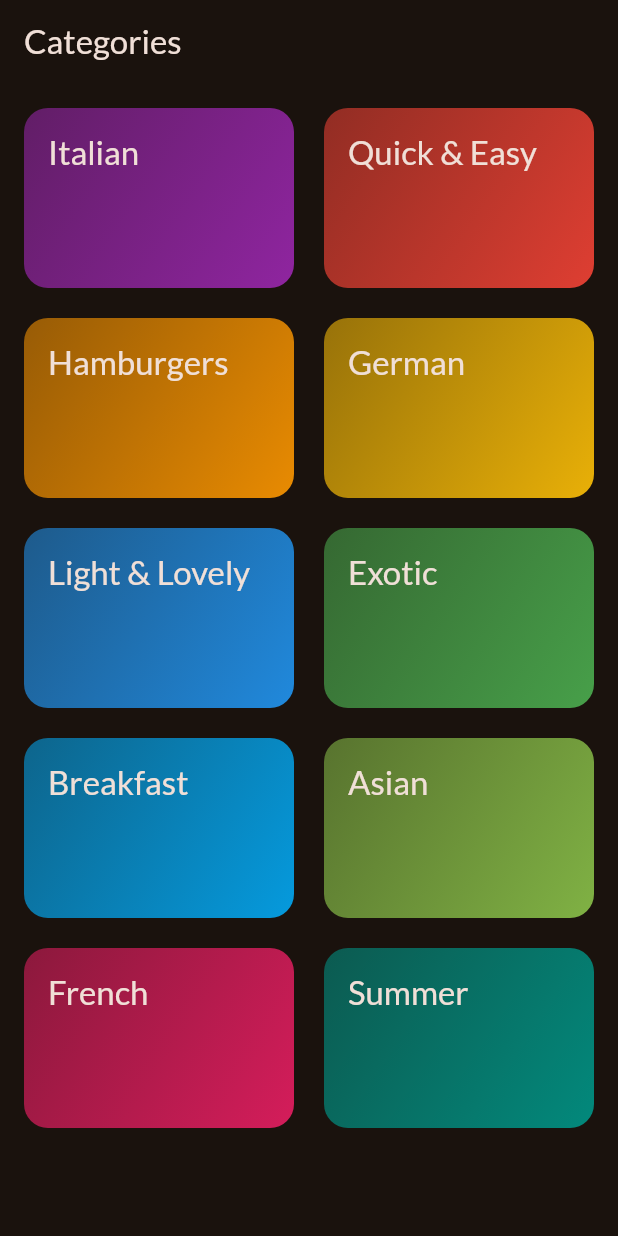
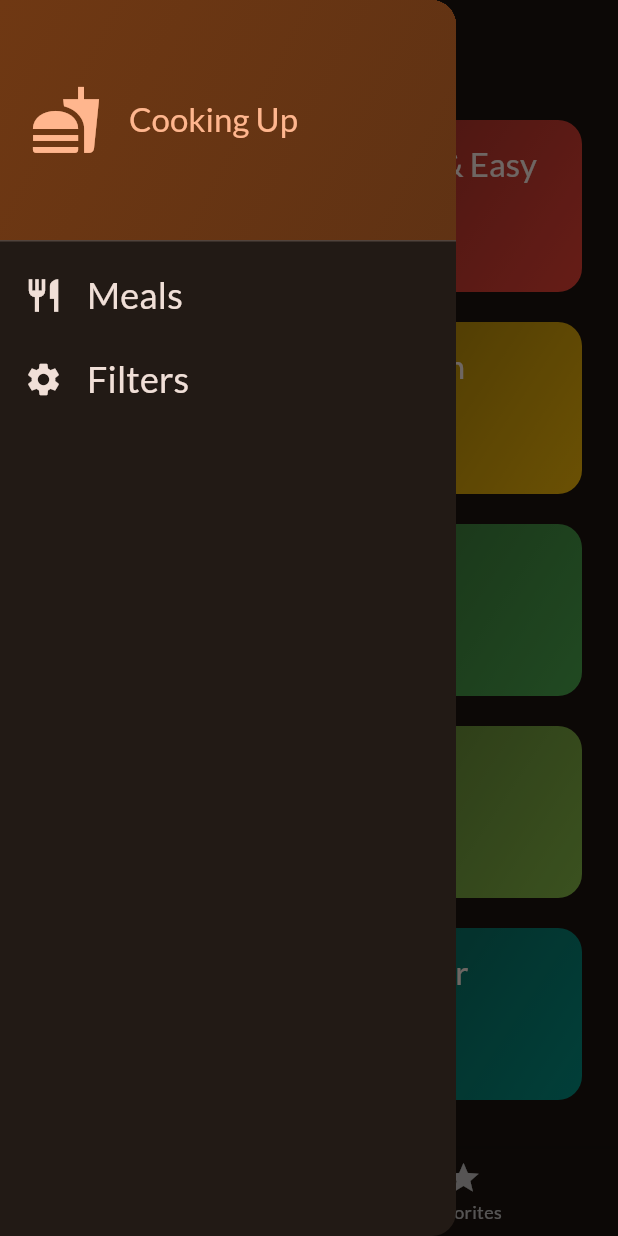
Before and after one commit to Varnitsaini12/meals, a Flutter app: the screen it shows after launch, with the side drawer open (before the commit the screen has no drawer), on a phone screen of 412 x 824 dp. Run offline on Flutter 3.47's test engine with Material 2 defaults, Android fonts, the phone set to English and light mode, and no system bars; our stand-ins replace google_fonts, transparent_image.

Commit message:
Initial app completed

```diff
--- a/lib/main.dart
+++ b/lib/main.dart
@@ -1,8 +1,7 @@
 import 'package:flutter/material.dart';
+import 'package:google_fonts/google_fonts.dart';
 
-import 'package:google_fonts/google_fonts.dart';
-import 'package:meals/pages/categories.dart';
-
+import 'package:meals/screens/tabs.dart';
 
 final theme = ThemeData(
   useMaterial3: true,
@@ -23,9 +22,8 @@ class App extends StatelessWidget {
   @override
   Widget build(BuildContext context) {
     return MaterialApp(
-      debugShowCheckedModeBanner: false,
       theme: theme,
-      home: const CategoriesScreen(),
+      home: const TabsScreen(),
     );
   }
 }
--- a/lib/pages/categories.dart
+++ /dev/null
@@ -1,53 +0,0 @@
-import 'package:flutter/material.dart';
-import 'package:meals/data/dummy_data.dart';
-import 'package:meals/models/category.dart';
-import 'package:meals/pages/meals.dart';
-import 'package:meals/widgets/category_grid_item.dart';
-
-class CategoriesScreen extends StatelessWidget {
-  const CategoriesScreen({super.key});
-
-  void _selectCategory(BuildContext context, Category category) {
-    final filteredMeals = dummyMeals
-        .where((meal) => meal.categories.contains(category.id))
-        .toList();
-
-    Navigator.push(
-      context,
-      MaterialPageRoute(
-        builder: (ctx) => MealsScreen(
-          title: category.title,
-          meals: filteredMeals,
-        ),
-      ),
-    );
-  }
-
-  @override
-  Widget build(BuildContext context) {
-    return Scaffold(
-      appBar: AppBar(
-        title: const Text("Categories"),
-      ),
-      body: GridView(
-        padding: const EdgeInsets.all(16),
-        gridDelegate: const SliverGridDelegateWithFixedCrossAxisCount(
-          crossAxisCount: 2,
-          childAspectRatio: 3 / 2,
-          crossAxisSpacing: 20,
-          mainAxisSpacing: 20,
-        ),
-        children: [
-          // availableCategories.map((category) => CategoryGridItem(category: category)).toList()
-          for (final category in availableCategories)
-            CategoryGridItem(
-              category: category,
-              onSelectCategory: () {
-                _selectCategory(context,category);
-              },
-            ),
-        ],
-      ),
-    );
-  }
-}
--- /dev/null
+++ b/lib/screens/categories.dart
@@ -0,0 +1,52 @@
+import 'package:flutter/material.dart';
+
+import 'package:meals/data/dummy_data.dart';
+import 'package:meals/models/meal.dart';
+import 'package:meals/widgets/category_grid_item.dart';
+import 'package:meals/screens/meals.dart';
+import 'package:meals/models/category.dart';
+
+class CategoriesScreen extends StatelessWidget {
+  const CategoriesScreen({super.key, required this.onToggleFavorite});
+
+  final void Function(Meal meal) onToggleFavorite;
+
+  void _selectCategory(BuildContext context, Category category) {
+    final filteredMeals = dummyMeals
+        .where((meal) => meal.categories.contains(category.id))
+        .toList();
+
+    Navigator.of(context).push(
+      MaterialPageRoute(
+        builder: (ctx) => MealsScreen(
+          title: category.title,
+          meals: filteredMeals,
+          onToggleFavorite: onToggleFavorite,
+        ),
+      ),
+    ); // Navigator.push(context, route)
+  }
+
+  @override
+  Widget build(BuildContext context) {
+    return GridView(
+      padding: const EdgeInsets.all(24),
+      gridDelegate: const SliverGridDelegateWithFixedCrossAxisCount(
+        crossAxisCount: 2,
+        childAspectRatio: 3 / 2,
+        crossAxisSpacing: 20,
+        mainAxisSpacing: 20,
+      ),
+      children: [
+        // availableCategories.map((category) => CategoryGridItem(category: category)).toList()
+        for (final category in availableCategories)
+          CategoryGridItem(
+            category: category,
+            onSelectCategory: () {
+              _selectCategory(context, category);
+            },
+          )
+      ],
+    );
+  }
+}
--- /dev/null
+++ b/lib/screens/tabs.dart
@@ -0,0 +1,98 @@
+import 'package:flutter/material.dart';
+
+import 'package:meals/models/meal.dart';
+import 'package:meals/screens/categories.dart';
+import 'package:meals/screens/meals.dart';
+import 'package:meals/widgets/drawer.dart';
+
+class TabsScreen extends StatefulWidget {
+  const TabsScreen({super.key});
+
+  @override
+  State<TabsScreen> createState() {
+    return _TabsScreenState();
+  }
+}
+
+class _TabsScreenState extends State<TabsScreen> {
+  int _selectedPageIndex = 0;
+  final List<Meal> _favoriteMeals = [];
+
+  void _showInfoMessage(String message) {
+    ScaffoldMessenger.of(context).clearSnackBars();
+    ScaffoldMessenger.of(context).showSnackBar(
+      SnackBar(
+        content: Text(message),
+      ),
+    );
+  }
+
+  void _toggleMealFavoriteStatus(Meal meal) {
+    final isExisting = _favoriteMeals.contains(meal);
+
+    if (isExisting) {
+      setState(() {
+        _favoriteMeals.remove(meal);
+      });
+      _showInfoMessage('Meal is no longer a favorite.');
+    } else {
+      setState(() {
+        _favoriteMeals.add(meal);
+        _showInfoMessage('Marked as a favorite!');
+      });
+    }
+  }
+
+  void _selectPage(int index) {
+    setState(() {
+      _selectedPageIndex = index;
+    });
+  }
+
+  void _setScreen(String identifier) {
+    if (identifier == 'filters') {
+    } else {
+      Navigator.of(context).pop();
+    }
+  }
+
+  @override
+  Widget build(BuildContext context) {
+    Widget activePage = CategoriesScreen(
+      onToggleFavorite: _toggleMealFavoriteStatus,
+    );
+    var activePageTitle = 'Categories';
+
+    if (_selectedPageIndex == 1) {
+      activePage = MealsScreen(
+        meals: _favoriteMeals,
+        onToggleFavorite: _toggleMealFavoriteStatus,
+      );
+      activePageTitle = 'Your Favorites';
+    }
+
+    return Scaffold(
+      appBar: AppBar(
+        title: Text(activePageTitle),
+      ),
+      drawer: MainDrawer(
+        onSelectScreen: _setScreen,
+      ),
+      body: activePage,
+      bottomNavigationBar: BottomNavigationBar(
+        onTap: _selectPage,
+        currentIndex: _selectedPageIndex,
+        items: const [
+          BottomNavigationBarItem(
+            icon: Icon(Icons.set_meal),
+            label: 'Categories',
+          ),
+          BottomNavigationBarItem(
+            icon: Icon(Icons.star),
+            label: 'Favorites',
+          ),
+        ],
+      ),
+    );
+  }
+}
--- a/lib/widgets/category_grid_item.dart
+++ b/lib/widgets/category_grid_item.dart
@@ -1,11 +1,15 @@
 import 'package:flutter/material.dart';
+
 import 'package:meals/models/category.dart';
 
 class CategoryGridItem extends StatelessWidget {
-  const CategoryGridItem({super.key, required this.category,required this.onSelectCategory});
+  const CategoryGridItem({
+    super.key,
+    required this.category,
+    required this.onSelectCategory,
+  });
 
   final Category category;
-
   final void Function() onSelectCategory;
 
   @override
@@ -25,8 +29,7 @@ class CategoryGridItem extends StatelessWidget {
               ],
               begin: Alignment.topLeft,
               end: Alignment.bottomRight,
-          ),
-        ),
+            )),
         child: Text(
           category.title,
           style: Theme.of(context).textTheme.titleLarge!.copyWith(
--- /dev/null
+++ b/lib/widgets/drawer.dart
@@ -0,0 +1,90 @@
+import 'package:flutter/material.dart';
+
+class MainDrawer extends StatelessWidget {
+  const MainDrawer({
+    super.key,
+    required this.onSelectScreen,
+  });
+
+  final void Function(String identifier) onSelectScreen;
+
+  @override
+  Widget build(BuildContext context) {
+    return SafeArea(
+      child: Drawer(
+        child: Column(
+          children: [
+            DrawerHeader(
+              padding: const EdgeInsets.all(20),
+              decoration: BoxDecoration(
+                gradient: LinearGradient(
+                  colors: [
+                    Theme.of(context).colorScheme.primaryContainer,
+                    Theme.of(context)
+                        .colorScheme
+                        .primaryContainer
+                        .withOpacity(0.8),
+                  ],
+                  begin: Alignment.topLeft,
+                  end: Alignment.bottomRight,
+                ),
+              ),
+              child: Row(
+                children: [
+                  Icon(
+                    Icons.fastfood,
+                    size: 48,
+                    color: Theme.of(context).colorScheme.primary,
+                  ),
+                  const SizedBox(
+                    width: 18,
+                  ),
+                  Text(
+                    "Cooking Up",
+                    style: Theme.of(context).textTheme.titleLarge!.copyWith(
+                          color: Theme.of(context).colorScheme.primary,
+                        ),
+                  ),
+                ],
+              ),
+            ),
+            ListTile(
+              leading: Icon(
+                Icons.restaurant,
+                size: 26,
+                color: Theme.of(context).colorScheme.onBackground,
+              ),
+              title: Text(
+                'Meals',
+                style: Theme.of(context).textTheme.titleSmall!.copyWith(
+                      color: Theme.of(context).colorScheme.onBackground,
+                      fontSize: 24,
+                    ),
+              ),
+              onTap: () {
+                onSelectScreen('meals');
+              },
+            ),
+            ListTile(
+              leading: Icon(
+                Icons.settings,
+                size: 26,
+                color: Theme.of(context).colorScheme.onBackground,
+              ),
+              title: Text(
+                'Filters',
+                style: Theme.of(context).textTheme.titleSmall!.copyWith(
+                      color: Theme.of(context).colorScheme.onBackground,
+                      fontSize: 24,
+                    ),
+              ),
+              onTap: () {
+                onSelectScreen('filters');
+              },
+            ),
+          ],
+        ),
+      ),
+    );
+  }
+}
```
Also changed, not shown: lib/pages/meals.dart (deleted, +0 -46 lines), lib/screens/filters.dart (added, +50 -0 lines), lib/screens/meal_details.dart (added, +78 -0 lines), lib/screens/meals.dart (added, +76 -0 lines), lib/widgets/meal_item.dart (+24 -23 lines), lib/widgets/meal_item_trait.dart (+11 -9 lines). Lines whose indentation alone changed are shown as unchanged.
